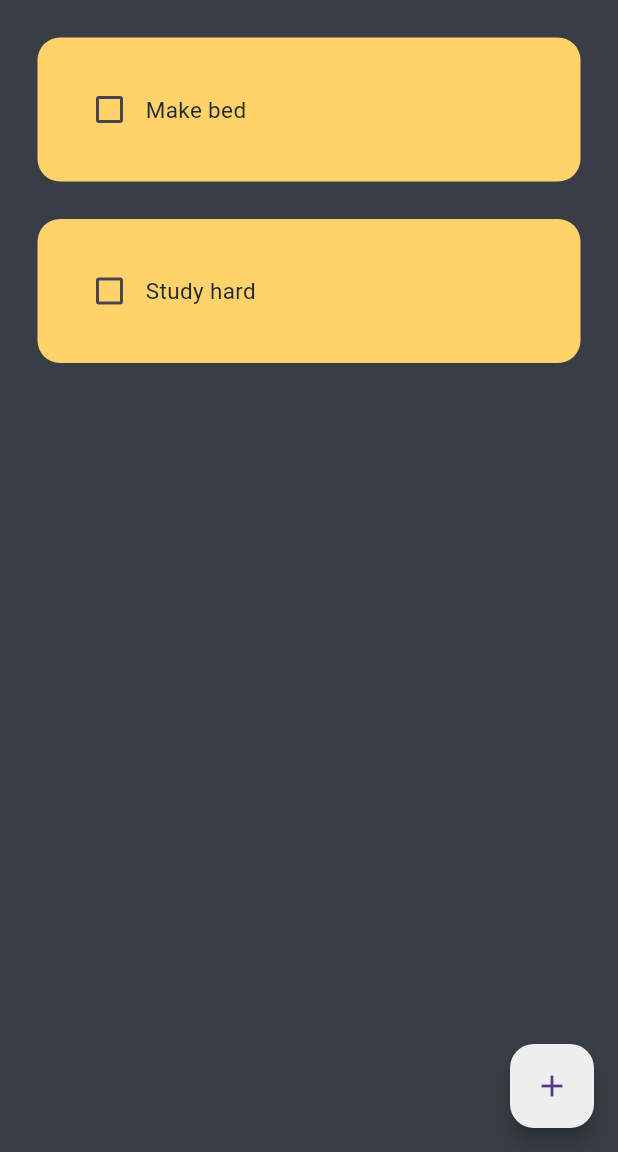
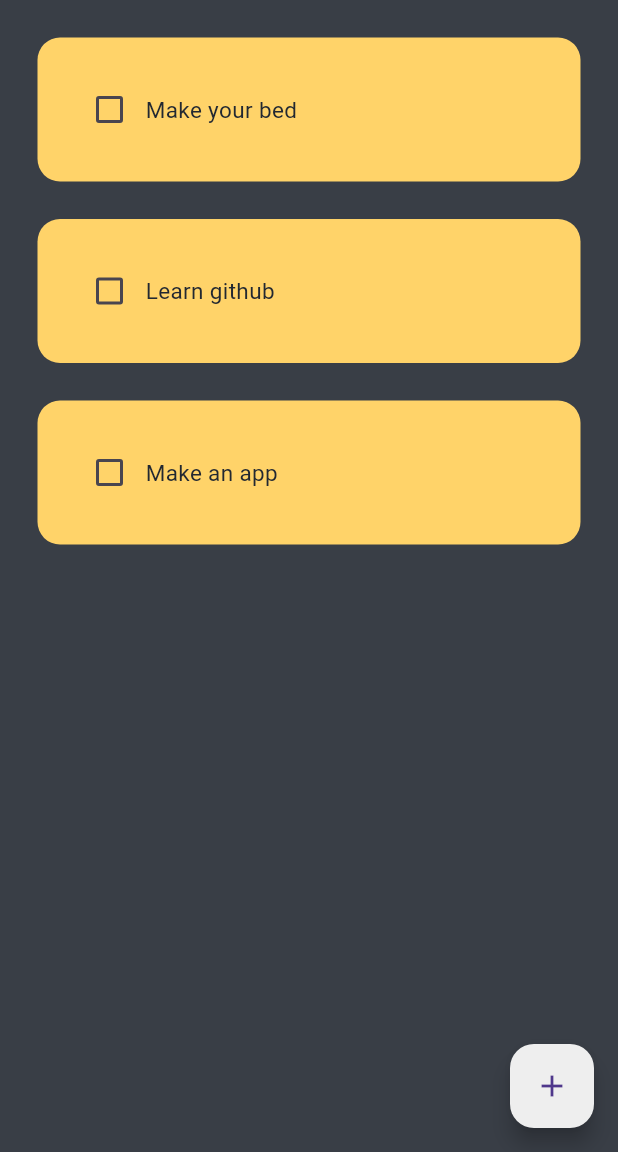
Before and after one commit to MajstorUgvej/ToDoApp, a Flutter app: the screen it shows after launch, on a phone screen of 412 x 824 dp, the part 84-1236 px from its top. Run offline on Flutter 3.47's test engine with Material 3 defaults, Android fonts, the phone set to English and light mode, and no system bars; drawn by our look-alikes of flutter_slidable.

Commit message:
Changed the list

```diff
--- a/lib/pages/home_page.dart
+++ b/lib/pages/home_page.dart
@@ -12,8 +12,9 @@ class HomePage extends StatefulWidget {
 class _HomePageState extends State<HomePage> {
   // List of tasks
   final List toDoList= [
-    ['Make bed', false],
-    ['Study hard', false],
+    ["Make your bed", false],
+    ["Learn github", false],
+    ["Make an app", false]
   ];
 
   // finish task
```
